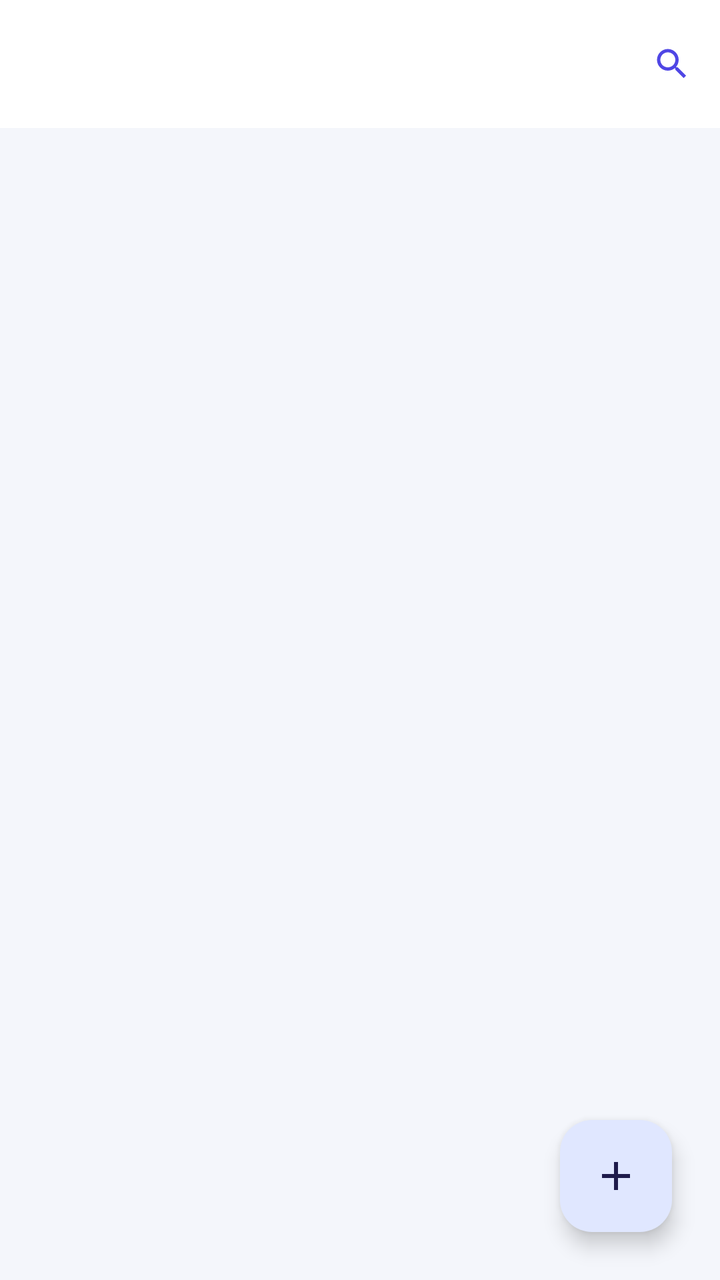
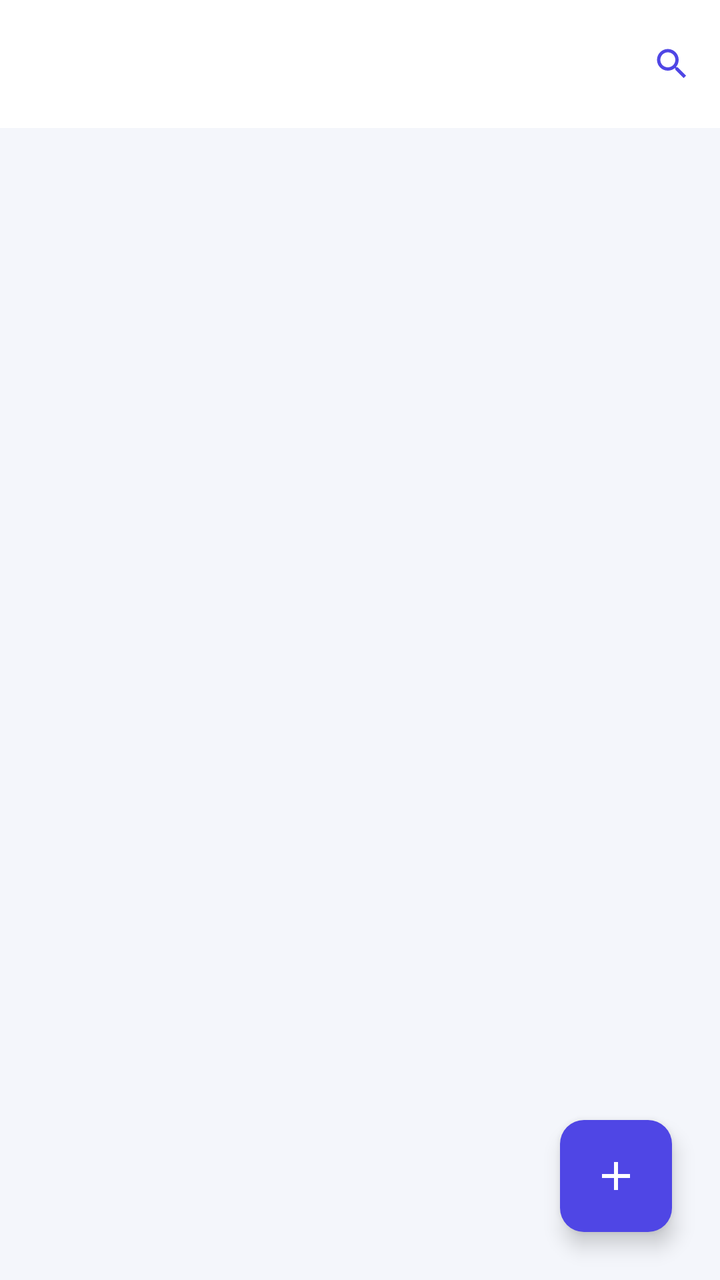

Screens rendered from an Android XML layout before and after an edit, with the pre-edit source and the edit as a unified diff.
<!-- AndroidManifest.xml: application theme Theme.NexaChat -->
<!-- res/layout/fragment_contacts.xml -->
<?xml version="1.0" encoding="utf-8"?>
<androidx.coordinatorlayout.widget.CoordinatorLayout xmlns:android="http://schemas.android.com/apk/res/android"
    xmlns:app="http://schemas.android.com/apk/res-auto"
    xmlns:tools="http://schemas.android.com/tools"
    android:layout_width="match_parent"
    android:layout_height="match_parent"
    android:background="?android:attr/colorBackground">

    <com.google.android.material.appbar.AppBarLayout
        android:id="@+id/appBar"
        android:layout_width="match_parent"
        android:layout_height="wrap_content">

        <com.google.android.material.appbar.MaterialToolbar
            android:id="@+id/toolbar"
            android:layout_width="match_parent"
            android:layout_height="?attr/actionBarSize"
            app:navigationIcon="@drawable/ic_arrow_back"
            app:navigationContentDescription="@string/cd_back">
            <com.google.android.material.button.MaterialButton
                android:id="@+id/searchButton"
                style="@style/Widget.Material3.Button.IconButton"
                android:layout_width="@dimen/min_touch_target"
                android:layout_height="@dimen/min_touch_target"
                android:layout_gravity="end|center_vertical"
                android:contentDescription="@string/search_title"
                app:icon="@drawable/ic_search" />
        </com.google.android.material.appbar.MaterialToolbar>
    </com.google.android.material.appbar.AppBarLayout>

    <androidx.recyclerview.widget.RecyclerView
        android:id="@+id/contactList"
        android:layout_width="match_parent"
        android:layout_height="match_parent"
        app:layout_behavior="@string/appbar_scrolling_view_behavior" />

    <com.google.android.material.floatingactionbutton.FloatingActionButton
        android:id="@+id/addContactFab"
        android:layout_width="wrap_content"
        android:layout_height="wrap_content"
        android:layout_gravity="bottom|end"
        android:layout_margin="@dimen/space_lg"
        android:contentDescription="@string/action_add_contact"
        app:srcCompat="@drawable/ic_add" />

    <com.nexachat.core.ui.components.LoadingStateView
        android:id="@+id/loadingState"
        android:layout_width="match_parent"
        android:layout_height="match_parent"
        android:visibility="gone" />

    <com.nexachat.core.ui.components.ErrorStateView
        android:id="@+id/errorState"
        android:layout_width="match_parent"
        android:layout_height="match_parent"
        android:visibility="gone" />

    <com.nexachat.core.ui.components.EmptyStateView
        android:id="@+id/emptyState"
        android:layout_width="match_parent"
        android:layout_height="match_parent"
        android:visibility="gone" />

</androidx.coordinatorlayout.widget.CoordinatorLayout>
<!-- resources referenced by this layout -->
<resources>
  <dimen name="min_touch_target">48dp</dimen>
  <dimen name="space_lg">24dp</dimen>
  <string name="action_add_contact">Add contact</string>
  <string name="cd_back">Back</string>
  <string name="search_title">Search</string>
  <style name="Theme.NexaChat" parent="Theme.NexaChat.Views" />
  <color name="colorPrimary">@color/brand_indigo</color>
  <color name="colorOnPrimary">#FFFFFFFF</color>
  <color name="colorPrimaryContainer">@color/brand_indigo_container</color>
  <color name="colorOnPrimaryContainer">@color/brand_on_indigo_container</color>
  <color name="colorSecondary">@color/slate_secondary</color>
  <color name="colorOnSecondary">#FFFFFFFF</color>
  <color name="colorSecondaryContainer">@color/slate_secondary_container</color>
  <color name="colorOnSecondaryContainer">@color/slate_on_secondary_container</color>
  <color name="colorTertiary">@color/tertiary_sky</color>
  <color name="colorOnTertiary">#FFFFFFFF</color>
  <color name="colorTertiaryContainer">@color/tertiary_sky_container</color>
  <color name="colorOnTertiaryContainer">@color/tertiary_on_sky_container</color>
  <color name="colorError">@color/error_red</color>
  <color name="colorOnError">#FFFFFFFF</color>
  <color name="colorErrorContainer">@color/error_container_light</color>
  <color name="colorOnErrorContainer">@color/on_error_container_light</color>
  <color name="colorBackground">@color/background_light</color>
  <color name="colorOnBackground">@color/text_primary_light</color>
  <color name="colorSurface">@color/surface_light</color>
  <color name="colorOnSurface">@color/text_primary_light</color>
  <color name="colorSurfaceVariant">@color/surface_variant_light</color>
  <color name="surface_container_low_light">#FFFFFFFF</color>
  <color name="surface_container_light">#FFF1F5F9</color>
  <color name="surface_container_high_light">#FFE8EEF5</color>
  <color name="colorOnSurfaceVariant">@color/text_secondary_light</color>
  <color name="colorOutline">@color/slate_border</color>
  <color name="colorOutlineVariant">@color/slate_divider</color>
  <style name="TextAppearance.NexaChat.TitleLarge" parent="TextAppearance.Material3.TitleLarge" />
  <style name="TextAppearance.NexaChat.TitleSmall" parent="TextAppearance.Material3.TitleSmall" />
  <style name="TextAppearance.NexaChat.BodyLarge" parent="TextAppearance.Material3.BodyLarge" />
  <style name="TextAppearance.NexaChat.BodyMedium" parent="TextAppearance.Material3.BodyMedium" />
  <style name="TextAppearance.NexaChat.BodySmall" parent="TextAppearance.Material3.BodySmall" />
  <style name="TextAppearance.NexaChat.LabelLarge" parent="TextAppearance.Material3.LabelLarge" />
  <style name="TextAppearance.NexaChat.LabelMedium" parent="TextAppearance.Material3.LabelMedium" />
  <style name="TextAppearance.NexaChat.LabelSmall" parent="TextAppearance.Material3.LabelSmall" />
  <color name="brand_indigo">#FF4F46E5</color>
  <color name="brand_indigo_container">#FFE0E7FF</color>
  <color name="brand_on_indigo_container">#FF1E1B4B</color>
  <color name="slate_secondary">#FF505F76</color>
  <color name="slate_secondary_container">#FFD0E1FB</color>
  <color name="slate_on_secondary_container">#FF1D283A</color>
  <color name="tertiary_sky">#FF0EA5E9</color>
  <color name="tertiary_sky_container">#FFBAE6FD</color>
  <color name="tertiary_on_sky_container">#FF0369A1</color>
  <color name="error_red">#FFBA1A1A</color>
  <color name="error_container_light">#FFFFDAD6</color>
  <color name="on_error_container_light">#FF93000A</color>
  <color name="background_light">#FFF4F6FB</color>
  <color name="text_primary_light">#FF0F172A</color>
  <color name="surface_light">#FFFFFFFF</color>
  <color name="surface_variant_light">#FFE8EEF5</color>
  <color name="text_secondary_light">#FF64748B</color>
  <color name="slate_border">#FFCBD5E1</color>
  <color name="slate_divider">#FFE2E8F0</color>
  <dimen name="corner_sm">8dp</dimen>
  <dimen name="corner_md">12dp</dimen>
  <dimen name="corner_lg">16dp</dimen>
  <!-- unchanged entries left out for length: 12 -->
</resources>

<!-- the commit's change to res/layout/fragment_contacts.xml (unified diff, before → after) -->
@@ -9,12 +9,14 @@
     <com.google.android.material.appbar.AppBarLayout
         android:id="@+id/appBar"
         android:layout_width="match_parent"
-        android:layout_height="wrap_content">
+        android:layout_height="wrap_content"
+        android:background="?attr/colorSurface">
 
         <com.google.android.material.appbar.MaterialToolbar
             android:id="@+id/toolbar"
             android:layout_width="match_parent"
             android:layout_height="?attr/actionBarSize"
+            android:background="?attr/colorSurface"
             app:navigationIcon="@drawable/ic_arrow_back"
             app:navigationContentDescription="@string/cd_back">
             <com.google.android.material.button.MaterialButton
@@ -41,7 +43,10 @@
         android:layout_gravity="bottom|end"
         android:layout_margin="@dimen/space_lg"
         android:contentDescription="@string/action_add_contact"
-        app:srcCompat="@drawable/ic_add" />
+        app:backgroundTint="?attr/colorPrimary"
+        app:shapeAppearanceOverlay="@style/ShapeAppearance.NexaChat.Medium"
+        app:srcCompat="@drawable/ic_add"
+        app:tint="?attr/colorOnPrimary" />
 
     <com.nexachat.core.ui.components.LoadingStateView
         android:id="@+id/loadingState"
